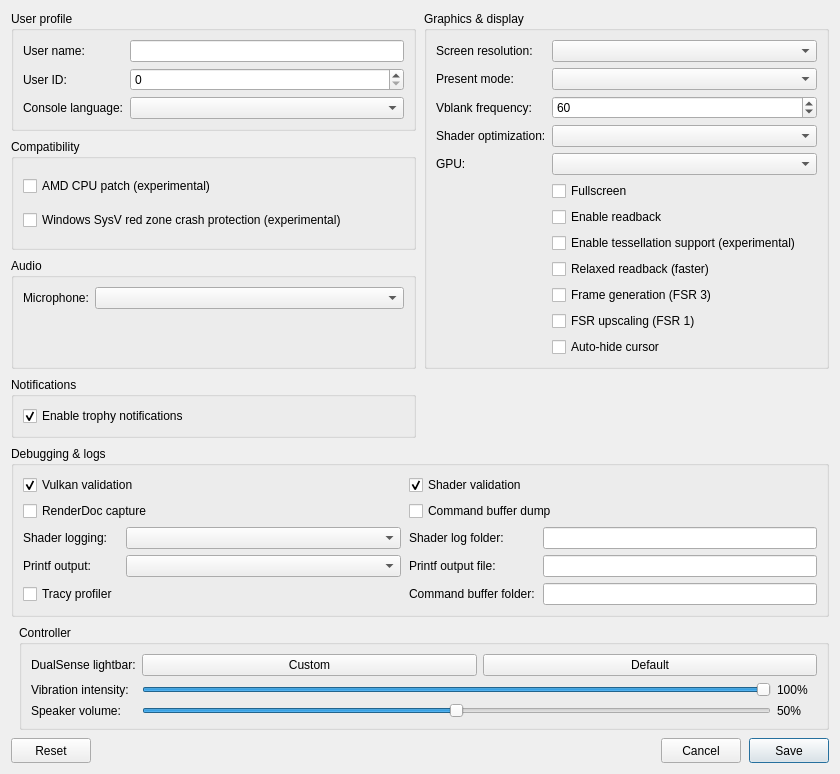
First picture: the form in src/launcher/forms/configuration_edit_dialog.ui, repository serbru20066666/brunoKytyPs5, before the edit.
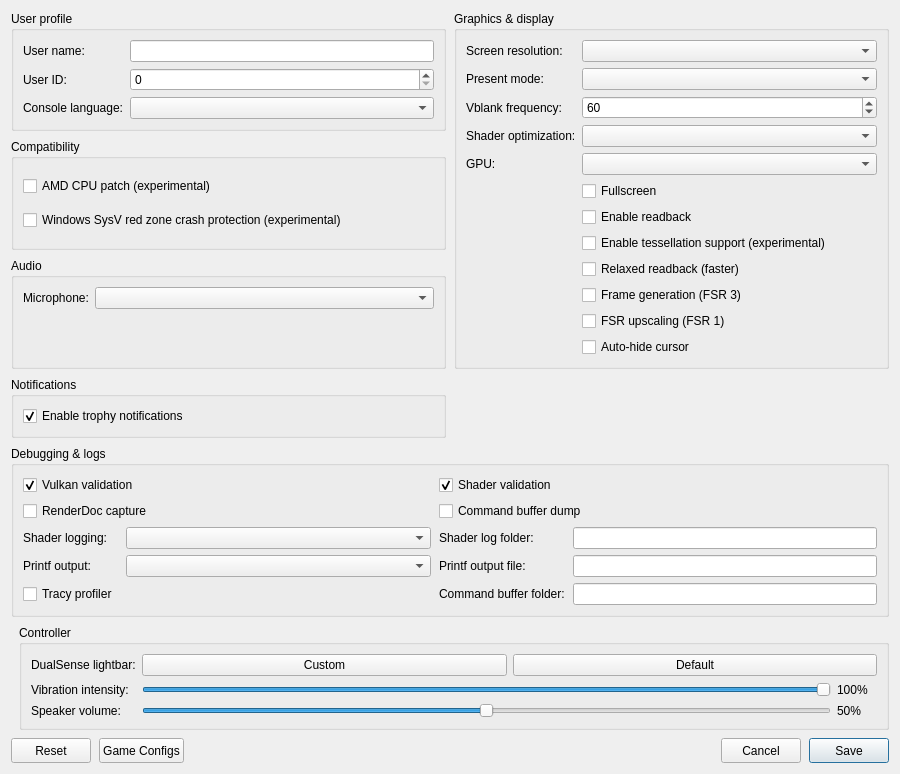
Second picture: the form after the edit. Custom widgets are drawn as their Qt base class.

Commit message: launcher: add per-game config import and export

Diff of the .ui file:
```diff
--- a/src/launcher/forms/configuration_edit_dialog.ui
+++ b/src/launcher/forms/configuration_edit_dialog.ui
@@ -6,7 +6,7 @@
    <rect>
     <x>0</x>
     <y>0</y>
-    <width>840</width>
+    <width>900</width>
     <height>620</height>
    </rect>
   </property>
@@ -418,6 +418,13 @@
        <property name="toolTip"><string>Restore default settings</string></property>
       </widget>
      </item>
+     <item>
+      <widget class="QPushButton" name="settings_button">
+       <property name="minimumSize"><size><width>80</width><height>25</height></size></property>
+       <property name="text"><string>Game Configs</string></property>
+       <property name="toolTip"><string>Import or export game configs</string></property>
+      </widget>
+     </item>
      <item>
       <spacer name="buttonSpacer">
        <property name="orientation"><enum>Qt::Horizontal</enum></property>
```
The commit also changes 7 other files.
